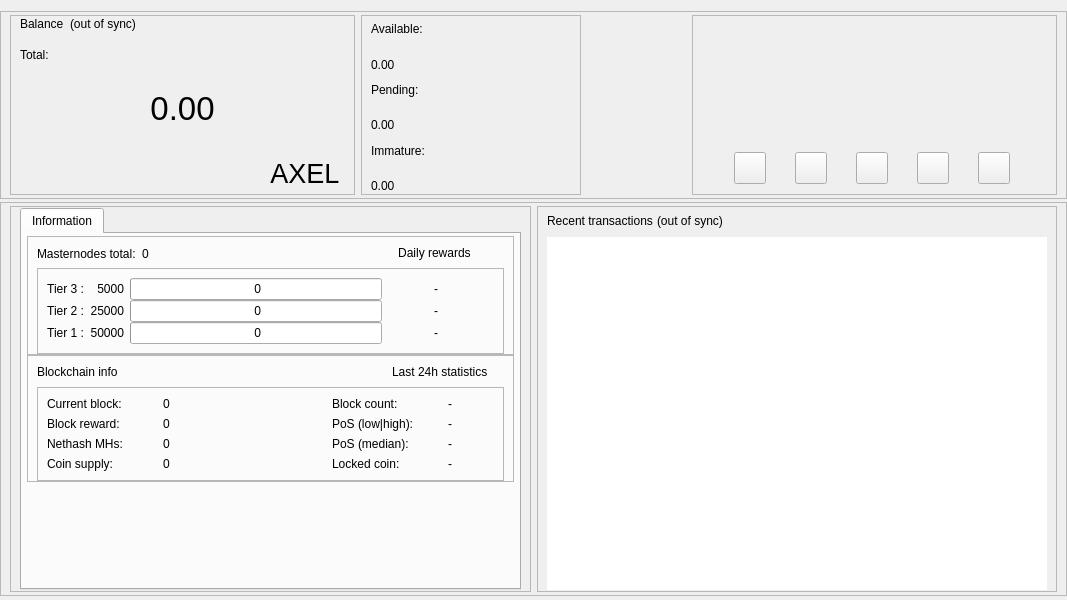
Above: src/qt/forms/overviewpage.ui from axelnetwork/AXEL before the change. Below: the same form after it.
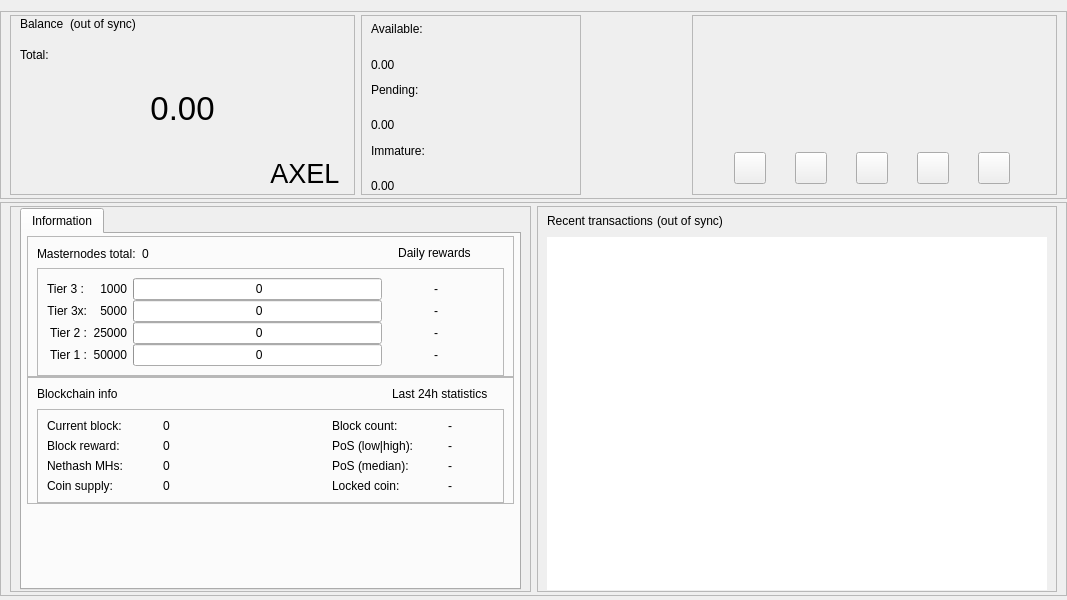
That is the form after the change. Icons and pictures are not drawn.

```diff
--- a/src/qt/forms/overviewpage.ui
+++ b/src/qt/forms/overviewpage.ui
@@ -822,17 +822,7 @@
                          <property name="verticalSpacing">
                           <number>0</number>
                          </property>
-                         <item row="3" column="1">
-                          <widget class="QLabel" name="tier2_colat">
-                           <property name="text">
-                            <string>25000</string>
-                           </property>
-                           <property name="alignment">
-                            <set>Qt::AlignRight|Qt::AlignTrailing|Qt::AlignVCenter</set>
-                           </property>
-                          </widget>
-                         </item>
-                         <item row="6" column="1">
+                         <item row="7" column="1">
                           <widget class="QLabel" name="tier1_colat">
                            <property name="text">
                             <string>50000</string>
@@ -842,39 +832,60 @@
                            </property>
                           </widget>
                          </item>
-                         <item row="2" column="0">
-                          <widget class="QLabel" name="tier_3">
+                         <item row="4" column="1">
+                          <widget class="QLabel" name="tier2_colat">
+                           <property name="text">
+                            <string>25000</string>
+                           </property>
+                           <property name="alignment">
+                            <set>Qt::AlignRight|Qt::AlignTrailing|Qt::AlignVCenter</set>
+                           </property>
+                          </widget>
+                         </item>
+                         <item row="1" column="3">
+                          <widget class="QProgressBar" name="graphMN4">
                            <property name="minimumSize">
                             <size>
                              <width>0</width>
-                             <height>0</height>
+                             <height>18</height>
                             </size>
                            </property>
-                           <property name="maximumSize">
-                            <size>
-                             <width>16777215</width>
-                             <height>16777215</height>
-                            </size>
+                           <property name="value">
+                            <number>0</number>
                            </property>
+                           <property name="format">
+                            <string> %v</string>
+                           </property>
+                          </widget>
+                         </item>
+                         <item row="1" column="1">
+                          <widget class="QLabel" name="tier4_colat">
+                           <property name="text">
+                            <string>1000</string>
+                           </property>
+                           <property name="alignment">
+                            <set>Qt::AlignRight|Qt::AlignTrailing|Qt::AlignVCenter</set>
+                           </property>
+                          </widget>
+                         </item>
+                         <item row="1" column="0">
+                          <widget class="QLabel" name="tier_4">
                            <property name="text">
                             <string>Tier 3 :</string>
                            </property>
-                           <property name="alignment">
-                            <set>Qt::AlignRight|Qt::AlignTrailing|Qt::AlignVCenter</set>
-                           </property>
                           </widget>
                          </item>
-                         <item row="2" column="1">
-                          <widget class="QLabel" name="tier3_colat">
+                         <item row="1" column="4">
+                          <widget class="QLabel" name="roi_41">
                            <property name="text">
-                            <string>5000</string>
+                            <string>-</string>
                            </property>
                            <property name="alignment">
                             <set>Qt::AlignRight|Qt::AlignTrailing|Qt::AlignVCenter</set>
                            </property>
                           </widget>
                          </item>
-                         <item row="3" column="0">
+                         <item row="4" column="0">
                           <widget class="QLabel" name="tier_2">
                            <property name="minimumSize">
                             <size>
@@ -896,12 +907,12 @@
                            </property>
                           </widget>
                          </item>
-                         <item row="3" column="3">
-                          <widget class="QProgressBar" name="graphMN2">
+                         <item row="3" column="0">
+                          <widget class="QLabel" name="tier_3">
                            <property name="minimumSize">
                             <size>
                              <width>0</width>
-                             <height>18</height>
+                             <height>0</height>
                             </size>
                            </property>
                            <property name="maximumSize">
@@ -910,37 +921,25 @@
                              <height>16777215</height>
                             </size>
                            </property>
-                           <property name="value">
-                            <number>0</number>
+                           <property name="text">
+                            <string>Tier 3x:</string>
                            </property>
-                           <property name="format">
-                            <string> %v</string>
+                           <property name="alignment">
+                            <set>Qt::AlignRight|Qt::AlignTrailing|Qt::AlignVCenter</set>
                            </property>
                           </widget>
                          </item>
-                         <item row="6" column="3">
-                          <widget class="QProgressBar" name="graphMN1">
-                           <property name="minimumSize">
-                            <size>
-                             <width>0</width>
-                             <height>18</height>
-                            </size>
+                         <item row="3" column="1">
+                          <widget class="QLabel" name="tier3_colat">
+                           <property name="text">
+                            <string>5000</string>
                            </property>
-                           <property name="maximumSize">
-                            <size>
-                             <width>16777215</width>
-                             <height>16777215</height>
-                            </size>
+                           <property name="alignment">
+                            <set>Qt::AlignRight|Qt::AlignTrailing|Qt::AlignVCenter</set>
                            </property>
-                           <property name="value">
-                            <number>0</number>
-                           </property>
-                           <property name="format">
-                            <string> %v</string>
-                           </property>
                           </widget>
                          </item>
-                         <item row="6" column="0">
+                         <item row="7" column="0">
                           <widget class="QLabel" name="tier_1">
                            <property name="minimumSize">
                             <size>
@@ -962,7 +961,29 @@
                            </property>
                           </widget>
                          </item>
-                         <item row="2" column="3">
+                         <item row="7" column="3">
+                          <widget class="QProgressBar" name="graphMN1">
+                           <property name="minimumSize">
+                            <size>
+                             <width>0</width>
+                             <height>18</height>
+                            </size>
+                           </property>
+                           <property name="maximumSize">
+                            <size>
+                             <width>16777215</width>
+                             <height>16777215</height>
+                            </size>
+                           </property>
+                           <property name="value">
+                            <number>0</number>
+                           </property>
+                           <property name="format">
+                            <string> %v</string>
+                           </property>
+                          </widget>
+                         </item>
+                         <item row="3" column="3">
                           <widget class="QProgressBar" name="graphMN3">
                            <property name="minimumSize">
                             <size>
@@ -984,7 +1005,29 @@
                            </property>
                           </widget>
                          </item>
-                         <item row="3" column="5">
+                         <item row="4" column="3">
+                          <widget class="QProgressBar" name="graphMN2">
+                           <property name="minimumSize">
+                            <size>
+                             <width>0</width>
+                             <height>18</height>
+                            </size>
+                           </property>
+                           <property name="maximumSize">
+                            <size>
+                             <width>16777215</width>
+                             <height>16777215</height>
+                            </size>
+                           </property>
+                           <property name="value">
+                            <number>0</number>
+                           </property>
+                           <property name="format">
+                            <string> %v</string>
+                           </property>
+                          </widget>
+                         </item>
+                         <item row="4" column="5">
                           <widget class="QLabel" name="roi_22">
                            <property name="minimumSize">
                             <size>
@@ -1006,29 +1049,7 @@
                            </property>
                           </widget>
                          </item>
-                         <item row="2" column="5">
-                          <widget class="QLabel" name="roi_32">
-                           <property name="minimumSize">
-                            <size>
-                             <width>50</width>
-                             <height>0</height>
-                            </size>
-                           </property>
-                           <property name="maximumSize">
-                            <size>
-                             <width>16777215</width>
-                             <height>16777215</height>
-                            </size>
-                           </property>
-                           <property name="text">
-                            <string/>
-                           </property>
-                           <property name="alignment">
-                            <set>Qt::AlignLeading|Qt::AlignLeft|Qt::AlignVCenter</set>
-                           </property>
-                          </widget>
-                         </item>
-                         <item row="3" column="4">
+                         <item row="4" column="4">
                           <widget class="QLabel" name="roi_21">
                            <property name="minimumSize">
                             <size>
@@ -1050,7 +1071,29 @@
                            </property>
                           </widget>
                          </item>
-                         <item row="6" column="5">
+                         <item row="3" column="5">
+                          <widget class="QLabel" name="roi_32">
+                           <property name="minimumSize">
+                            <size>
+                             <width>50</width>
+                             <height>0</height>
+                            </size>
+                           </property>
+                           <property name="maximumSize">
+                            <size>
+                             <width>16777215</width>
+                             <height>16777215</height>
+                            </size>
+                           </property>
+                           <property name="text">
+                            <string/>
+                           </property>
+                           <property name="alignment">
+                            <set>Qt::AlignLeading|Qt::AlignLeft|Qt::AlignVCenter</set>
+                           </property>
+                          </widget>
+                         </item>
+                         <item row="7" column="5">
                           <widget class="QLabel" name="roi_12">
                            <property name="minimumSize">
                             <size>
@@ -1072,7 +1115,14 @@
                            </property>
                           </widget>
                          </item>
-                         <item row="2" column="4">
+                         <item row="1" column="5">
+                          <widget class="QLabel" name="roi_42">
+                           <property name="text">
+                            <string/>
+                           </property>
+                          </widget>
+                         </item>
+                         <item row="3" column="4">
                           <widget class="QLabel" name="roi_31">
                            <property name="minimumSize">
                             <size>
@@ -1094,7 +1144,7 @@
                            </property>
                           </widget>
                          </item>
-                         <item row="6" column="4">
+                         <item row="7" column="4">
                           <widget class="QLabel" name="roi_11">
                            <property name="minimumSize">
                             <size>
```
